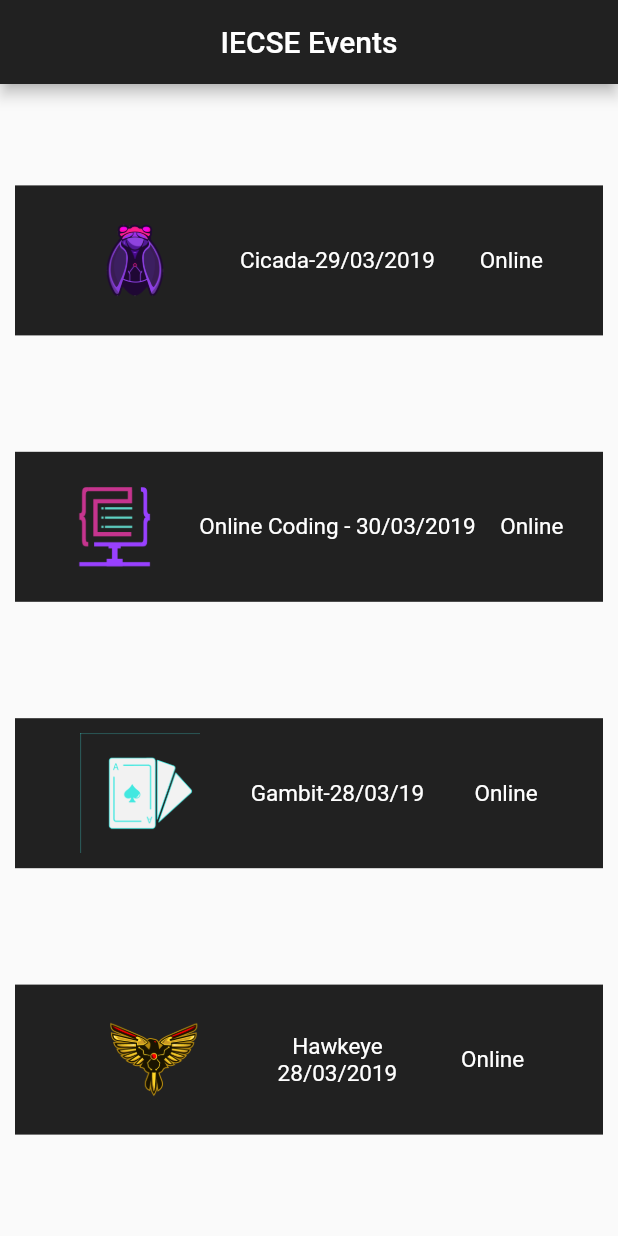
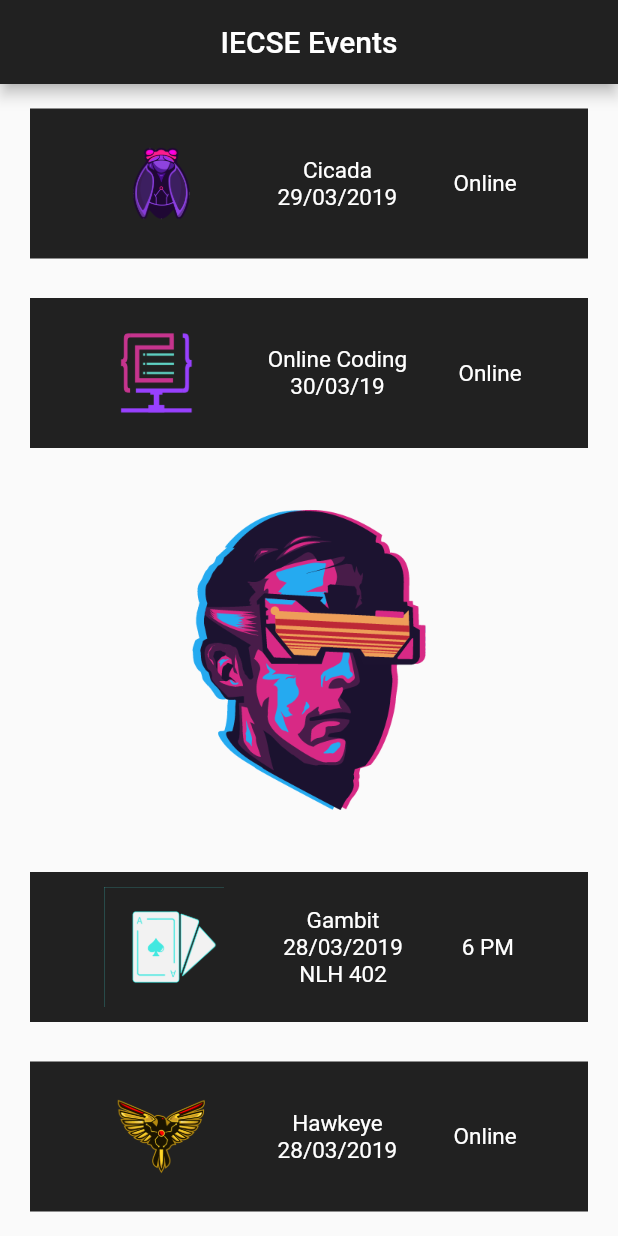
Before and after one commit to Hardikb19/IECSE-Dev-Winter-19, a Flutter app: the screen it shows after launch, on a phone screen of 412 x 824 dp. Run offline on Flutter 3.47's test engine with Material 2 defaults, Android fonts, the phone set to English and light mode, and no system bars.

Commit message:
version 1.0

```diff
--- a/myapp/lib/main.dart
+++ b/myapp/lib/main.dart
@@ -20,7 +20,7 @@ class MyApp extends StatelessWidget{
 
             Container(
               padding: EdgeInsets.all(10.0),
-              margin: EdgeInsets.all(10),
+              margin: EdgeInsets.fromLTRB(20, 10, 20, 10),
               color: Colors.black87,
               child:Row(
                 mainAxisAlignment: MainAxisAlignment.spaceEvenly,
@@ -31,12 +31,24 @@ class MyApp extends StatelessWidget{
                     height:80.0,
                     width:80.0,
                   ),
+                  Column(
+                    mainAxisAlignment: MainAxisAlignment.spaceEvenly,
+                    children: <Widget>[
                       Text(
-                    'Cicada-29/03/2019',
+                        'Cicada',
                         style: TextStyle(
                           color:Colors.white,
                           fontSize:15,
                         ),
+                      ),
+                      Text(
+                        '29/03/2019',
+                        style: TextStyle(
+                          color:Colors.white,
+                          fontSize:15,
+                        ),
+                      ),
+                    ],
                   ),
                   Text(
                     'Online',
@@ -51,7 +63,7 @@ class MyApp extends StatelessWidget{
 
             Container(
               padding: EdgeInsets.all(10),
-              margin: EdgeInsets.all(10),
+              margin: EdgeInsets.fromLTRB(20, 10, 20, 10),
               color: Colors.black87,
               child:Row(
                 mainAxisAlignment: MainAxisAlignment.spaceEvenly,
@@ -61,12 +73,24 @@ class MyApp extends StatelessWidget{
                     height:80.0,
                     width:80.0,
                   ),
+                  Column(
+                    mainAxisAlignment: MainAxisAlignment.spaceEvenly,
+                    children: <Widget>[
                       Text(
-                    'Online Coding - 30/03/2019',
+                        'Online Coding',
                         style: TextStyle(
                           color:Colors.white,
-                      fontSize: 15,
+                          fontSize:15,
                         ),
+                      ),
+                      Text(
+                        '30/03/19',
+                        style: TextStyle(
+                          color:Colors.white,
+                          fontSize:15,
+                        ),
+                      ),
+                    ],
                   ),
                   Text(
                     'Online',
@@ -79,8 +103,15 @@ class MyApp extends StatelessWidget{
               ),
             ),
             Container(
+              child: Image.asset(
+                'assets/logo.png',
+                height: 250.0,
+                width: 250.0,
+              ),
+            ),
+            Container(
               padding: EdgeInsets.all(10.0),
-              margin: EdgeInsets.all(10),
+              margin: EdgeInsets.fromLTRB(20, 10, 20, 10),
               color: Colors.black87,
               child:Row(
                 mainAxisAlignment: MainAxisAlignment.spaceEvenly,
@@ -91,15 +122,34 @@ class MyApp extends StatelessWidget{
                     height:80.0,
                     width:80.0,
                   ),
+                  Column(
+                    mainAxisAlignment: MainAxisAlignment.spaceEvenly,
+                    children: <Widget>[
                       Text(
-                    'Gambit-28/03/19',
+                        'Gambit',
                         style: TextStyle(
                           color:Colors.white,
                           fontSize:15,
                         ),
                       ),
                       Text(
-                    'Online',
+                        '28/03/2019',
+                        style: TextStyle(
+                          color:Colors.white,
+                          fontSize:15,
+                        ),
+                      ),
+                      Text(
+                        'NLH 402',
+                        style: TextStyle(
+                          color:Colors.white,
+                          fontSize:15,
+                        ),
+                      ),
+                    ],
+                  ),
+                  Text(
+                    '6 PM',
                     style: TextStyle(
                       color:Colors.white,
                       fontSize:15,
@@ -110,7 +160,7 @@ class MyApp extends StatelessWidget{
             ),
             Container(
               padding: EdgeInsets.all(10.0),
-              margin: EdgeInsets.all(10),
+              margin: EdgeInsets.fromLTRB(20, 10, 20, 10),
               color: Colors.black87,
               child:Row(
                 mainAxisAlignment: MainAxisAlignment.spaceEvenly,
@@ -149,7 +199,7 @@ class MyApp extends StatelessWidget{
                   ),
                 ],
               ),
-            ),
+            )
 
           ],
         ),
--- a/myapp/pubspec.yaml
+++ b/myapp/pubspec.yaml
@@ -46,6 +46,7 @@ flutter:
     - assets/oc.png
     - assets/gambit.png
     - assets/hawkeye.png
+    - assets/logo.png
 
   # An image asset can refer to one or more resolution-specific "variants", see
   # https://flutter.dev/assets-and-images/#resolution-aware.
```
Lines whose indentation alone changed are shown as unchanged.
